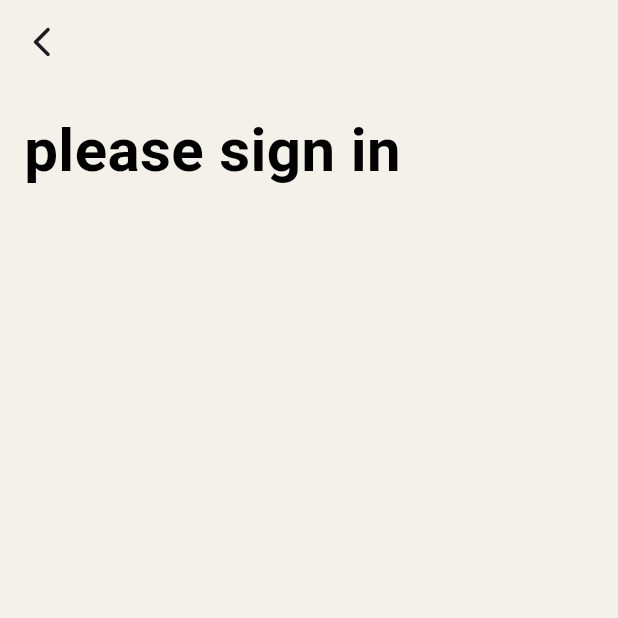
After one commit to kjomana05-oss/Project, a Flutter app: the screen it shows after launch, on a phone screen of 412 x 824 dp, the top half of it. The commit adds this screen. Run offline on Flutter 3.47's test engine with Material 3 defaults, Android fonts, the phone set to English and light mode, and no system bars; our stand-ins replace flutter_svg.

Commit message:
+ sign + update welcome

```diff
--- a/lib/main.dart
+++ b/lib/main.dart
@@ -1,5 +1,6 @@
 import 'package:flutter/material.dart';
 import 'package:project/screens/login_screen/login_screen.dart';
+import 'package:project/screens/sigin_in/sigin_in.dart';
 import 'package:project/screens/splash_screen/splash_screen.dart';
 import 'package:project/screens/welcome_screen/welcome_screen.dart';
 import 'package:project/utils/resources/app_routes.dart';
@@ -21,6 +22,7 @@ class MyApp extends StatelessWidget {
         AppRoutes.splashRouteName: (context) => SplashScreen(),
         AppRoutes.welcomeRouteName: (context) => WelcomeScreen(),
         AppRoutes.loginRouteName: (context) => LoginScreen(),
+        AppRoutes.signInRouteName: (context) => SiginIn(),
       },
     );
   }
--- a/lib/screens/login_screen/login_screen.dart
+++ b/lib/screens/login_screen/login_screen.dart
@@ -1,7 +1,6 @@
 import 'package:flutter/material.dart';
 import 'package:project/utils/resources/app_assets.dart';
 import 'package:project/utils/resources/app_color.dart';
-import 'package:project/widgets/custom_text_field.dart';
 
 class LoginScreen extends StatelessWidget {
   const LoginScreen({super.key});
@@ -26,7 +25,6 @@ class LoginScreen extends StatelessWidget {
                       fontSize: 28,
                     ),
                   ),
-                  CustomTextField(hintText: "HELLO"),
                 ],
               ),
             ),
--- /dev/null
+++ b/lib/screens/sigin_in/sigin_in.dart
@@ -0,0 +1,32 @@
+import 'package:flutter/material.dart';
+import 'package:project/utils/resources/app_color.dart';
+
+class SiginIn extends StatelessWidget {
+  const SiginIn({super.key});
+
+  @override
+  Widget build(BuildContext context) {
+    return Scaffold(
+      backgroundColor: AppColor.goldColor,
+      appBar: AppBar(
+        backgroundColor: Colors.transparent,
+        leading: Icon(Icons.arrow_back_ios_new_rounded),
+      ),
+      body: Padding(
+        padding: const EdgeInsets.all(16),
+        child: Column(
+          children: [
+            Text(
+              "please sign in",
+              style: TextStyle(
+                color: AppColor.blackColor,
+                fontSize: 40,
+                fontWeight: FontWeight.w700,
+              ),
+            ),
+          ],
+        ),
+      ),
+    );
+  }
+}
--- a/lib/screens/splash_screen/splash_screen.dart
+++ b/lib/screens/splash_screen/splash_screen.dart
@@ -17,7 +17,7 @@ class _SplashScreenState extends State<SplashScreen> {
     Future.delayed(const Duration(seconds: 2), () {
       if (!mounted) return;
 
-      Navigator.pushReplacementNamed(context, AppRoutes.welcomeRouteName);
+      Navigator.pushReplacementNamed(context, AppRoutes.signInRouteName);
     });
   }
 
--- a/lib/utils/resources/app_routes.dart
+++ b/lib/utils/resources/app_routes.dart
@@ -2,6 +2,7 @@ abstract final class AppRoutes {
   static const String splashRouteName = "splash_screen";
   static const String homeRouteName = "home_screen";
   static const String loginRouteName = "login_screen";
+  static const String signInRouteName = "sign_screen";
   static const String welcomeRouteName = "welcome_screen";
   static const String registerRouteName = "register_screen";
 }
```
